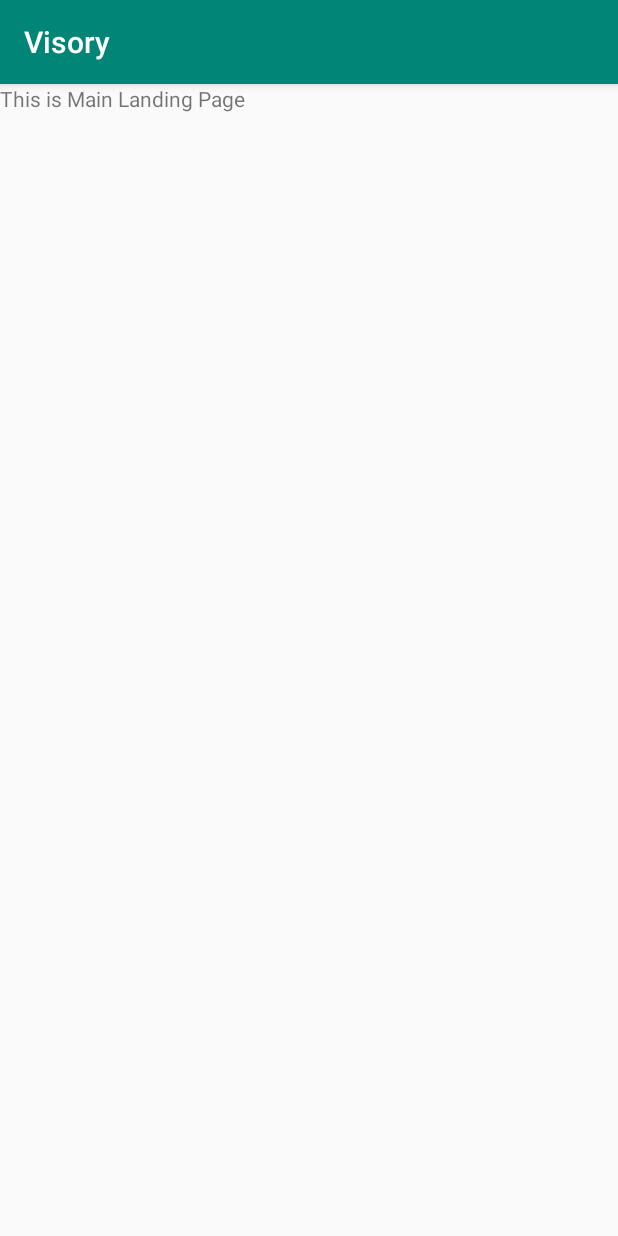
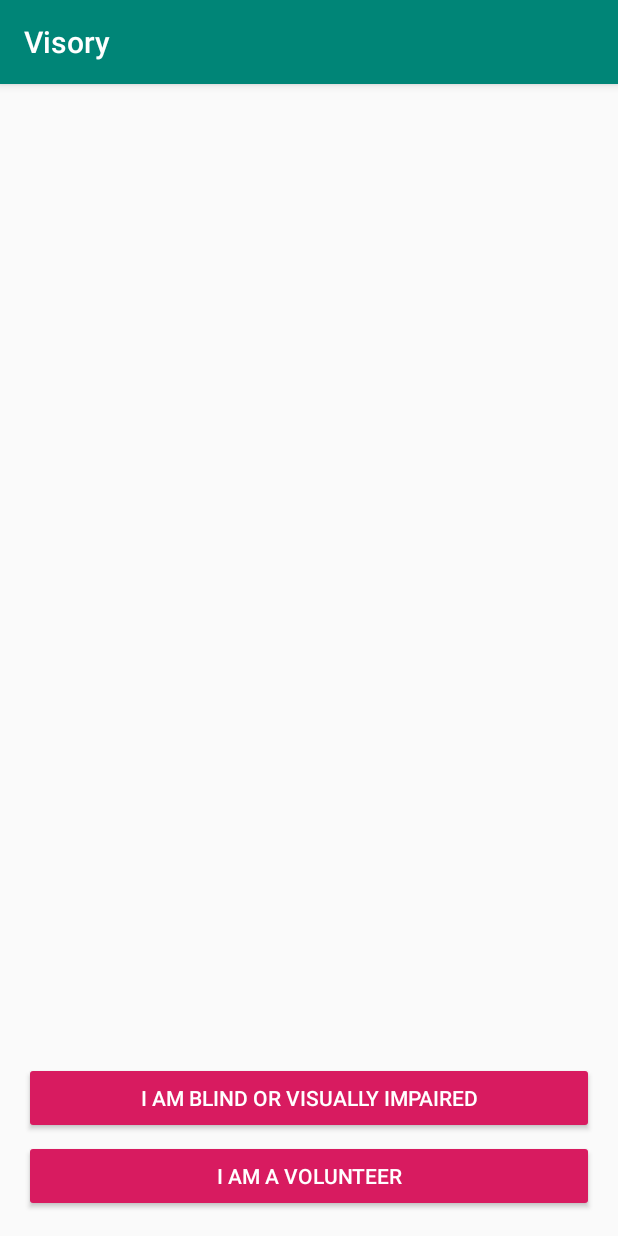
Before and after one commit to zahir2000/Visory, an Android app: the screen it shows after launch (MainActivity), on a phone screen of 412 x 824 dp. Run offline under Robolectric (Android 15) with nearby library versions, the phone set to English and light mode, and no system bars.

Commit message:
Landing page design

```diff
--- a/app/build.gradle
+++ b/app/build.gradle
@@ -6,6 +6,9 @@ apply plugin: 'kotlin-android-extensions'
 
 android {
     compileSdkVersion 29
+    dataBinding {
+        enabled = true
+    }
     buildToolsVersion "29.0.2"
     defaultConfig {
         applicationId "com.taruc.visory"
--- a/app/src/main/java/com/taruc/visory/LandingFragment.kt
+++ b/app/src/main/java/com/taruc/visory/LandingFragment.kt
@@ -6,6 +6,7 @@ import androidx.fragment.app.Fragment
 import android.view.LayoutInflater
 import android.view.View
 import android.view.ViewGroup
+import androidx.appcompat.app.AppCompatActivity
 
 class LandingFragment : Fragment() {
 
@@ -13,9 +14,11 @@ class LandingFragment : Fragment() {
         inflater: LayoutInflater, container: ViewGroup?,
         savedInstanceState: Bundle?
     ): View? {
-        // Inflate the layout for this fragment
         return inflater.inflate(R.layout.fragment_landing, container, false)
     }
 
-
+    override fun onViewCreated(view: View, savedInstanceState: Bundle?) {
+        super.onViewCreated(view, savedInstanceState)
+        (activity as AppCompatActivity).supportActionBar?.title = "Visory"
+    }
 }
--- a/app/src/main/java/com/taruc/visory/MainActivity.kt
+++ b/app/src/main/java/com/taruc/visory/MainActivity.kt
@@ -2,6 +2,7 @@ package com.taruc.visory
 
 import androidx.appcompat.app.AppCompatActivity
 import android.os.Bundle
+import androidx.appcompat.app.ActionBar
 
 class MainActivity : AppCompatActivity() {
 
@@ -9,4 +10,10 @@ class MainActivity : AppCompatActivity() {
         super.onCreate(savedInstanceState)
         setContentView(R.layout.activity_main)
     }
+
+    lateinit var sab: ActionBar
+
+    fun setActionBarTitle(title: String) {
+        sab.title = title
+    }
 }
--- a/app/src/main/res/layout/fragment_landing.xml
+++ b/app/src/main/res/layout/fragment_landing.xml
@@ -1,14 +1,42 @@
 <?xml version="1.0" encoding="utf-8"?>
 <FrameLayout xmlns:android="http://schemas.android.com/apk/res/android"
+    xmlns:app="http://schemas.android.com/apk/res-auto"
     xmlns:tools="http://schemas.android.com/tools"
     android:layout_width="match_parent"
     android:layout_height="match_parent"
     tools:context=".LandingFragment">
 
-    <!-- TODO: Update blank fragment layout -->
-    <TextView
+    <androidx.constraintlayout.widget.ConstraintLayout
         android:layout_width="match_parent"
-        android:layout_height="match_parent"
-        android:text="@string/landing" />
+        android:layout_height="match_parent">
 
+        <Button
+            android:id="@+id/buttonBlind"
+            style="@style/Widget.AppCompat.Button.Colored"
+            android:layout_width="0dp"
+            android:layout_height="wrap_content"
+            android:layout_marginStart="16dp"
+            android:layout_marginEnd="16dp"
+            android:layout_marginBottom="4dp"
+            android:contentDescription="@string/button_blind_cd"
+            android:text="@string/button_blind"
+            app:layout_constraintBottom_toTopOf="@+id/buttonVolunteer"
+            app:layout_constraintEnd_toEndOf="parent"
+            app:layout_constraintStart_toStartOf="parent" />
+
+        <Button
+            android:id="@+id/buttonVolunteer"
+            style="@style/Widget.AppCompat.Button.Colored"
+            android:layout_width="0dp"
+            android:layout_height="wrap_content"
+            android:layout_marginStart="16dp"
+            android:layout_marginEnd="16dp"
+            android:layout_marginBottom="16dp"
+            android:contentDescription="@string/button_volunteer_cd"
+            android:text="@string/button_volunteer"
+            app:layout_constraintBottom_toBottomOf="parent"
+            app:layout_constraintEnd_toEndOf="parent"
+            app:layout_constraintStart_toStartOf="parent" />
+
+    </androidx.constraintlayout.widget.ConstraintLayout>
 </FrameLayout>
--- a/app/src/main/res/navigation/nav.xml
+++ b/app/src/main/res/navigation/nav.xml
@@ -8,17 +8,31 @@
         android:id="@+id/blindHomeFragment"
         android:name="com.taruc.visory.blind.BlindHomeFragment"
         android:label="fragment_blind_home"
-        tools:layout="@layout/fragment_blind_home" />
+        tools:layout="@layout/fragment_blind_home" >
+        <action
+            android:id="@+id/action_blindHomeFragment_to_blindSettingsFragment"
+            app:destination="@id/blindSettingsFragment" />
+    </fragment>
     <fragment
         android:id="@+id/volunteerHomeFragment"
         android:name="com.taruc.visory.volunteer.VolunteerHomeFragment"
         android:label="fragment_volunteer_home"
-        tools:layout="@layout/fragment_volunteer_home" />
+        tools:layout="@layout/fragment_volunteer_home" >
+        <action
+            android:id="@+id/action_volunteerHomeFragment_to_volunteerTutorialFragment"
+            app:destination="@id/volunteerTutorialFragment" />
+        <action
+            android:id="@+id/action_volunteerHomeFragment_to_volunteerSettingsFragment"
+            app:destination="@id/volunteerSettingsFragment" />
+        <action
+            android:id="@+id/action_volunteerHomeFragment_to_storiesFragment"
+            app:destination="@id/storiesFragment" />
+    </fragment>
     <fragment
         android:id="@+id/landingFragment"
         android:name="com.taruc.visory.LandingFragment"
         android:label="fragment_landing"
-        tools:layout="@layout/fragment_landing" >
+        tools:layout="@layout/fragment_landing">
         <action
             android:id="@+id/action_landingFragment_to_blindLandingFragment"
             app:destination="@id/blindLandingFragment" />
@@ -79,6 +93,9 @@
         <action
             android:id="@+id/action_volunteerLoginFragment_to_volunteerForgotPassFragment"
             app:destination="@id/volunteerForgotPassFragment" />
+        <action
+            android:id="@+id/action_volunteerLoginFragment_to_permissionFragment"
+            app:destination="@id/permissionFragment" />
     </fragment>
     <fragment
         android:id="@+id/volunteerRegisterFragment"
@@ -172,7 +189,14 @@
         android:id="@+id/storiesFragment"
         android:name="com.taruc.visory.StoriesFragment"
         android:label="fragment_stories"
-        tools:layout="@layout/fragment_stories" />
+        tools:layout="@layout/fragment_stories" >
+        <action
+            android:id="@+id/action_storiesFragment_to_aboutFragment"
+            app:destination="@id/aboutFragment" />
+        <action
+            android:id="@+id/action_storiesFragment_to_contactUsFragment"
+            app:destination="@id/contactUsFragment" />
+    </fragment>
     <fragment
         android:id="@+id/subscribeFragment"
         android:name="com.taruc.visory.SubscribeFragment"
@@ -186,12 +210,20 @@
         android:id="@+id/blindSettingsFragment"
         android:name="com.taruc.visory.blind.BlindSettingsFragment"
         android:label="fragment_blind_settings"
-        tools:layout="@layout/fragment_blind_settings" />
+        tools:layout="@layout/fragment_blind_settings" >
+        <action
+            android:id="@+id/action_blindSettingsFragment_to_landingFragment"
+            app:destination="@id/landingFragment" />
+    </fragment>
     <fragment
         android:id="@+id/volunteerSettingsFragment"
         android:name="com.taruc.visory.volunteer.VolunteerSettingsFragment"
         android:label="fragment_volunteer_settings"
-        tools:layout="@layout/fragment_volunteer_settings" />
+        tools:layout="@layout/fragment_volunteer_settings" >
+        <action
+            android:id="@+id/action_volunteerSettingsFragment_to_landingFragment"
+            app:destination="@id/landingFragment" />
+    </fragment>
     <fragment
         android:id="@+id/volunteerTutorialFragment"
         android:name="com.taruc.visory.volunteer.VolunteerTutorialFragment"
--- a/app/src/main/res/values/strings.xml
+++ b/app/src/main/res/values/strings.xml
@@ -4,4 +4,8 @@
     <!-- TODO: Remove or change this placeholder text -->
     <string name="hello_blank_fragment">Hello blank fragment</string>
     <string name="landing">This is Main Landing Page</string>
+    <string name="button_volunteer">I am a volunteer</string>
+    <string name="button_blind">I am blind or visually impaired</string>
+    <string name="button_volunteer_cd">Click this if you are a volunteer</string>
+    <string name="button_blind_cd">Click this if you are visually impaired or blind</string>
 </resources>
--- a/build.gradle
+++ b/build.gradle
@@ -1,7 +1,10 @@
 // Top-level build file where you can add configuration options common to all sub-projects/modules.
 
 buildscript {
-    ext.kotlin_version = '1.3.50'
+    ext{
+        kotlin_version = '1.3.50'
+        navigationVersion = '1.0.0'
+    }
     repositories {
         google()
         jcenter()
```
